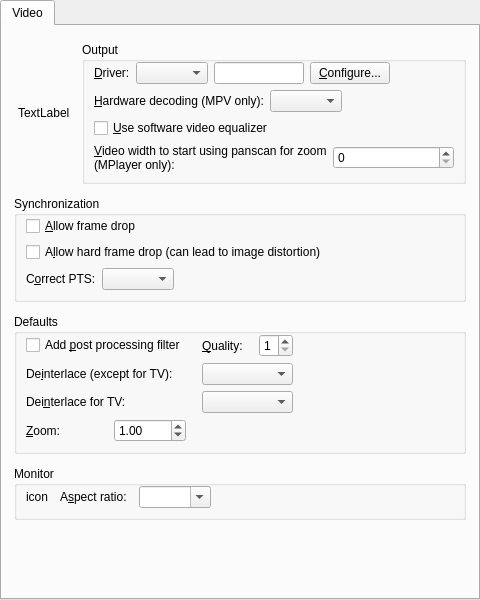
Old version of the form src/gui/pref/video.ui in the repository wilbert2000/wzplayer.
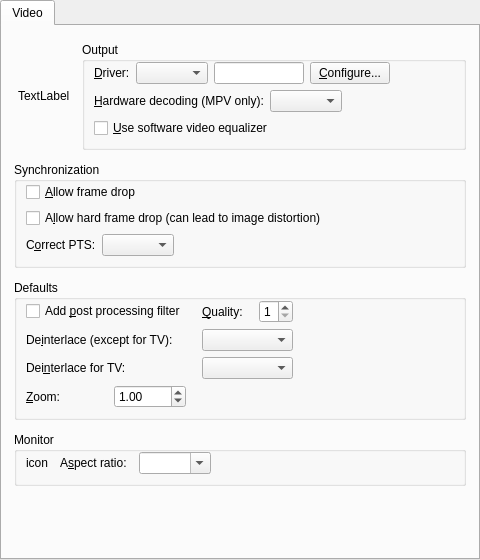
New version of the form. Custom widgets are drawn as their Qt base class.

Commit message: Always use MPlayer panscan for zoom if zoom > 1

Patch:
```diff
--- a/src/gui/pref/video.ui
+++ b/src/gui/pref/video.ui
@@ -7,7 +7,7 @@
     <x>0</x>
     <y>0</y>
     <width>480</width>
-    <height>600</height>
+    <height>560</height>
    </rect>
   </property>
   <layout class="QVBoxLayout">
@@ -162,39 +162,6 @@
               </property>
              </widget>
             </item>
-            <item>
-             <layout class="QHBoxLayout" name="horizontalLayout_2">
-              <property name="bottomMargin">
-               <number>0</number>
-              </property>
-              <item>
-               <widget class="QLabel" name="label">
-                <property name="text">
-                 <string>&amp;Video width to start using panscan for zoom (MPlayer only):</string>
-                </property>
-                <property name="wordWrap">
-                 <bool>true</bool>
-                </property>
-                <property name="buddy">
-                 <cstring>mplayer_start_panscan_spin</cstring>
-                </property>
-               </widget>
-              </item>
-              <item>
-               <widget class="QSpinBox" name="mplayer_start_panscan_spin">
-                <property name="minimum">
-                 <number>0</number>
-                </property>
-                <property name="maximum">
-                 <number>99999</number>
-                </property>
-                <property name="singleStep">
-                 <number>512</number>
-                </property>
-               </widget>
-              </item>
-             </layout>
-            </item>
            </layout>
           </widget>
          </item>
```
Left out of the diff: 1 changed line with no effect on the pictures. The commit also changes 4 other files.
